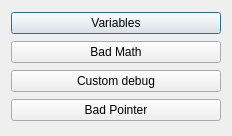
This is test01/dialog.ui in Adam-Aber/Qt-Debugging as Qt 5 draws it before an edit. The edited form follows.
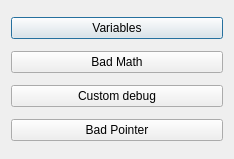
This is the edited form.

```diff
--- a/test01/dialog.ui
+++ b/test01/dialog.ui
@@ -6,8 +6,8 @@
    <rect>
     <x>0</x>
     <y>0</y>
-    <width>232</width>
-    <height>136</height>
+    <width>234</width>
+    <height>159</height>
    </rect>
   </property>
   <property name="windowTitle">
```
